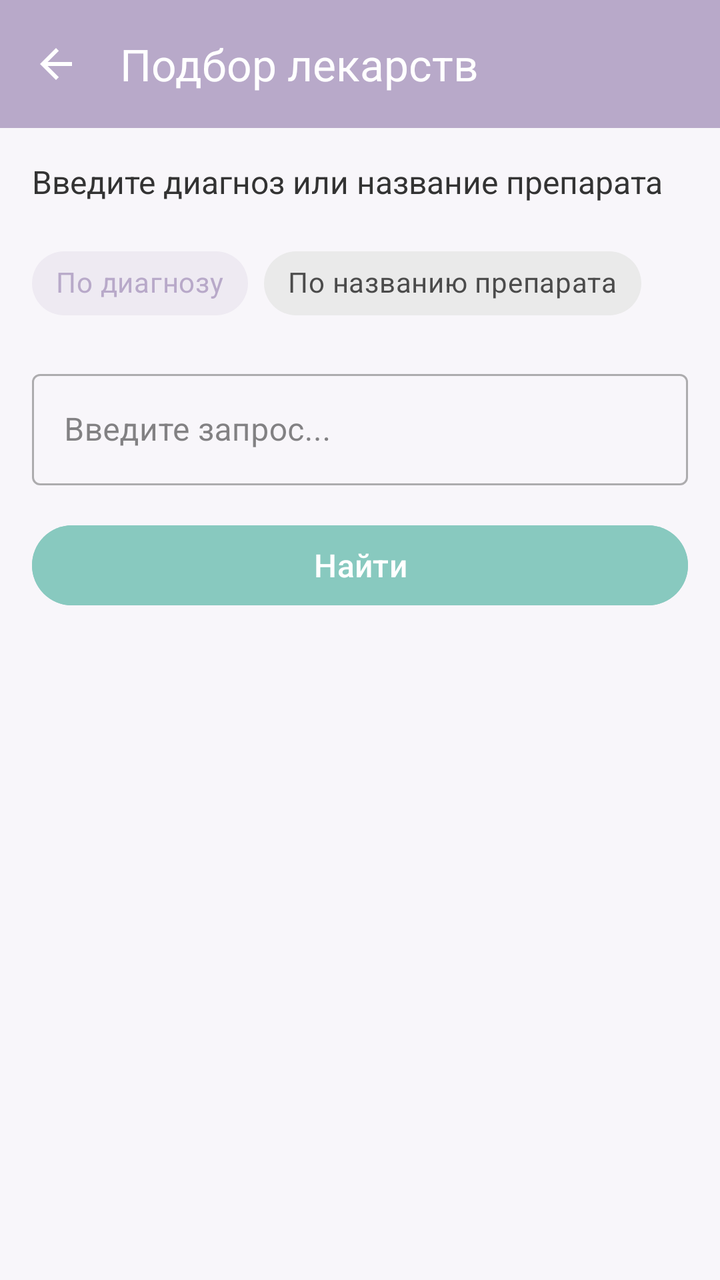
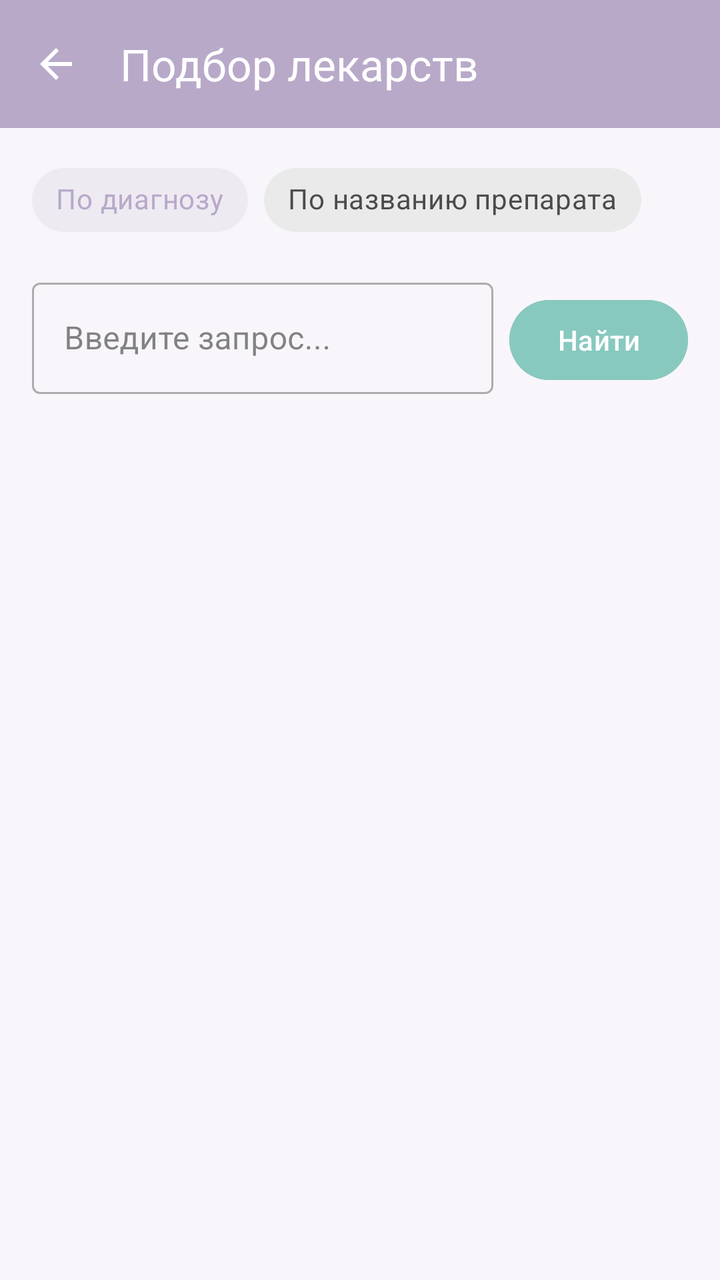

Compare the two renders of this Android layout. The source of the first and the diff that turns it into the second are given below.
<!-- AndroidManifest.xml: application theme Theme.Pillulkin -->
<!-- res/layout/fragment_doctor_search.xml -->
<?xml version="1.0" encoding="utf-8"?>
<ScrollView 
    xmlns:android="http://schemas.android.com/apk/res/android"
    xmlns:app="http://schemas.android.com/apk/res-auto"
    android:layout_width="match_parent"
    android:layout_height="match_parent"
    android:background="@color/background">

    <LinearLayout
        android:layout_width="match_parent"
        android:layout_height="wrap_content"
        android:orientation="vertical">

        <com.google.android.material.appbar.MaterialToolbar
            android:id="@+id/toolbar"
            android:layout_width="match_parent"
            android:layout_height="?attr/actionBarSize"
            android:background="@color/primary"
            app:title="@string/doctor_search_title"
            app:titleTextColor="@color/on_primary"
            app:navigationIcon="@drawable/ic_arrow_back"
            app:navigationIconTint="@color/on_primary" />

        <TextView
            android:layout_width="match_parent"
            android:layout_height="wrap_content"
            android:layout_margin="16dp"
            android:text="@string/doctor_search_description"
            android:textSize="16sp"
            android:textColor="@color/on_background" />

        <com.google.android.material.chip.ChipGroup
            android:id="@+id/chipGroup"
            android:layout_width="match_parent"
            android:layout_height="wrap_content"
            android:layout_marginHorizontal="16dp"
            android:layout_marginBottom="16dp"
            app:singleSelection="true"
            app:selectionRequired="true">

            <com.google.android.material.chip.Chip
                android:id="@+id/chipDiagnosis"
                style="@style/Widget.MaterialComponents.Chip.Choice"
                android:layout_width="wrap_content"
                android:layout_height="wrap_content"
                android:text="@string/search_type_diagnosis"
                android:checked="true" />

            <com.google.android.material.chip.Chip
                android:id="@+id/chipMedicine"
                style="@style/Widget.MaterialComponents.Chip.Choice"
                android:layout_width="wrap_content"
                android:layout_height="wrap_content"
                android:text="@string/search_type_medicine" />

        </com.google.android.material.chip.ChipGroup>

        <com.google.android.material.textfield.TextInputLayout
            style="@style/Widget.MaterialComponents.TextInputLayout.OutlinedBox"
            android:layout_width="match_parent"
            android:layout_height="wrap_content"
            android:layout_marginHorizontal="16dp"
            android:layout_marginBottom="16dp">

            <com.google.android.material.textfield.TextInputEditText
                android:id="@+id/etQuery"
                android:layout_width="match_parent"
                android:layout_height="wrap_content"
                android:inputType="text"
                android:hint="@string/doctor_search_hint" />
        </com.google.android.material.textfield.TextInputLayout>

        <com.google.android.material.button.MaterialButton
            android:id="@+id/btnSearch"
            android:layout_width="match_parent"
            android:layout_height="wrap_content"
            android:layout_marginHorizontal="16dp"
            android:text="@string/search_button"
            android:textSize="16sp"
            android:backgroundTint="@color/secondary" />

    </LinearLayout>
</ScrollView>
<!-- resources referenced by this layout -->
<resources>
  <color name="background">#F8F6FA</color>
  <color name="on_background">#FF333333</color>
  <color name="on_primary">#FFFFFFFF</color>
  <color name="primary">#B8A9C9</color>
  <color name="secondary">#88C9BF</color>
  <!-- drawable ic_arrow_back (drawable) -->
  <vector xmlns:android="http://schemas.android.com/apk/res/android"
      android:width="24dp"
      android:height="24dp"
      android:viewportWidth="24"
      android:viewportHeight="24">
      <path
          android:fillColor="#FFFFFFFF"
          android:pathData="M20,11H7.83l5.59,-5.59L12,4l-8,8 8,8 1.41,-1.41L7.83,13H20v-2z" />
  </vector>
  <string name="doctor_search_description">Введите диагноз или название препарата</string>
  <string name="doctor_search_hint">Введите запрос...</string>
  <string name="doctor_search_title">Подбор лекарств</string>
  <string name="search_button">Найти</string>
  <string name="search_type_diagnosis">По диагнозу</string>
  <string name="search_type_medicine">По названию препарата</string>
  <style name="Theme.Pillulkin" parent="Base.Theme.Pillulkin" />
  <style name="Base.Theme.Pillulkin" parent="Theme.Material3.DayNight.NoActionBar">
          <item name="colorPrimary">@color/primary</item>
          <item name="colorPrimaryDark">@color/primary_dark</item>
          <item name="colorSecondary">@color/secondary</item>
          <item name="colorTertiary">@color/tertiary</item>
          <item name="android:colorBackground">@color/background</item>
          <item name="colorSurface">@color/surface</item>
          <item name="colorError">@color/error</item>
          <item name="colorOnPrimary">@color/on_primary</item>
          <item name="colorOnSecondary">@color/on_secondary</item>
          <item name="colorOnBackground">@color/on_background</item>
          <item name="colorOnSurface">@color/on_surface</item>
          <item name="colorOnError">@color/on_error</item>
      </style>
  <color name="primary_dark">#9B8BB8</color>
  <color name="tertiary">#A8D5A2</color>
  <color name="surface">#FFFFFFFF</color>
  <color name="error">#E57373</color>
  <color name="on_secondary">#FFFFFFFF</color>
  <color name="on_surface">#FF333333</color>
  <color name="on_error">#FFFFFFFF</color>
</resources>

<!-- the commit's change to res/layout/fragment_doctor_search.xml (unified diff, before → after) -->
@@ -1,66 +1,61 @@
 <?xml version="1.0" encoding="utf-8"?>
-<ScrollView 
+<LinearLayout 
     xmlns:android="http://schemas.android.com/apk/res/android"
     xmlns:app="http://schemas.android.com/apk/res-auto"
     android:layout_width="match_parent"
     android:layout_height="match_parent"
+    android:orientation="vertical"
     android:background="@color/background">
+
+    <com.google.android.material.appbar.MaterialToolbar
+        android:id="@+id/toolbar"
+        android:layout_width="match_parent"
+        android:layout_height="?attr/actionBarSize"
+        android:background="@color/primary"
+        app:title="@string/doctor_search_title"
+        app:titleTextColor="@color/on_primary"
+        app:navigationIcon="@drawable/ic_arrow_back"
+        app:navigationIconTint="@color/on_primary" />
+
+    <com.google.android.material.chip.ChipGroup
+        android:id="@+id/chipGroup"
+        android:layout_width="match_parent"
+        android:layout_height="wrap_content"
+        android:layout_marginHorizontal="16dp"
+        android:layout_marginVertical="12dp"
+        app:singleSelection="true"
+        app:selectionRequired="true">
+
+        <com.google.android.material.chip.Chip
+            android:id="@+id/chipDiagnosis"
+            style="@style/Widget.MaterialComponents.Chip.Choice"
+            android:layout_width="wrap_content"
+            android:layout_height="wrap_content"
+            android:text="@string/search_type_diagnosis"
+            android:checked="true" />
+
+        <com.google.android.material.chip.Chip
+            android:id="@+id/chipMedicine"
+            style="@style/Widget.MaterialComponents.Chip.Choice"
+            android:layout_width="wrap_content"
+            android:layout_height="wrap_content"
+            android:text="@string/search_type_medicine" />
+
+    </com.google.android.material.chip.ChipGroup>
 
     <LinearLayout
         android:layout_width="match_parent"
         android:layout_height="wrap_content"
-        android:orientation="vertical">
-
-        <com.google.android.material.appbar.MaterialToolbar
-            android:id="@+id/toolbar"
-            android:layout_width="match_parent"
-            android:layout_height="?attr/actionBarSize"
-            android:background="@color/primary"
-            app:title="@string/doctor_search_title"
-            app:titleTextColor="@color/on_primary"
-            app:navigationIcon="@drawable/ic_arrow_back"
-            app:navigationIconTint="@color/on_primary" />
-
-        <TextView
-            android:layout_width="match_parent"
-            android:layout_height="wrap_content"
-            android:layout_margin="16dp"
-            android:text="@string/doctor_search_description"
-            android:textSize="16sp"
-            android:textColor="@color/on_background" />
-
-        <com.google.android.material.chip.ChipGroup
-            android:id="@+id/chipGroup"
-            android:layout_width="match_parent"
-            android:layout_height="wrap_content"
-            android:layout_marginHorizontal="16dp"
-            android:layout_marginBottom="16dp"
-            app:singleSelection="true"
-            app:selectionRequired="true">
-
-            <com.google.android.material.chip.Chip
-                android:id="@+id/chipDiagnosis"
-                style="@style/Widget.MaterialComponents.Chip.Choice"
-                android:layout_width="wrap_content"
-                android:layout_height="wrap_content"
-                android:text="@string/search_type_diagnosis"
-                android:checked="true" />
-
-            <com.google.android.material.chip.Chip
-                android:id="@+id/chipMedicine"
-                style="@style/Widget.MaterialComponents.Chip.Choice"
-                android:layout_width="wrap_content"
-                android:layout_height="wrap_content"
-                android:text="@string/search_type_medicine" />
-
-        </com.google.android.material.chip.ChipGroup>
+        android:orientation="horizontal"
+        android:layout_marginHorizontal="16dp"
+        android:layout_marginBottom="12dp">
 
         <com.google.android.material.textfield.TextInputLayout
             style="@style/Widget.MaterialComponents.TextInputLayout.OutlinedBox"
-            android:layout_width="match_parent"
+            android:layout_width="0dp"
             android:layout_height="wrap_content"
-            android:layout_marginHorizontal="16dp"
-            android:layout_marginBottom="16dp">
+            android:layout_weight="1"
+            android:layout_marginEnd="8dp">
 
             <com.google.android.material.textfield.TextInputEditText
                 android:id="@+id/etQuery"
@@ -72,12 +67,20 @@
 
         <com.google.android.material.button.MaterialButton
             android:id="@+id/btnSearch"
-            android:layout_width="match_parent"
+            android:layout_width="wrap_content"
             android:layout_height="wrap_content"
-            android:layout_marginHorizontal="16dp"
             android:text="@string/search_button"
-            android:textSize="16sp"
             android:backgroundTint="@color/secondary" />
 
     </LinearLayout>
-</ScrollView>
+
+    <androidx.recyclerview.widget.RecyclerView
+        android:id="@+id/rvResults"
+        android:layout_width="match_parent"
+        android:layout_height="0dp"
+        android:layout_weight="1"
+        android:clipToPadding="false"
+        android:paddingHorizontal="16dp"
+        android:paddingBottom="16dp" />
+
+</LinearLayout>
<!-- resource entries referenced after the edit -->
@@ -15,7 +15,6 @@
           android:fillColor="#FFFFFFFF"
           android:pathData="M20,11H7.83l5.59,-5.59L12,4l-8,8 8,8 1.41,-1.41L7.83,13H20v-2z" />
   </vector>
-  <string name="doctor_search_description">Введите диагноз или название препарата</string>
   <string name="doctor_search_hint">Введите запрос...</string>
   <string name="doctor_search_title">Подбор лекарств</string>
   <string name="search_button">Найти</string>
